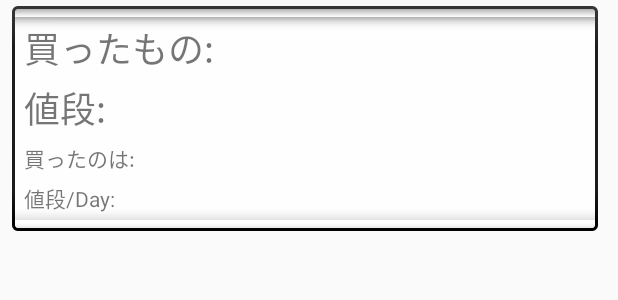
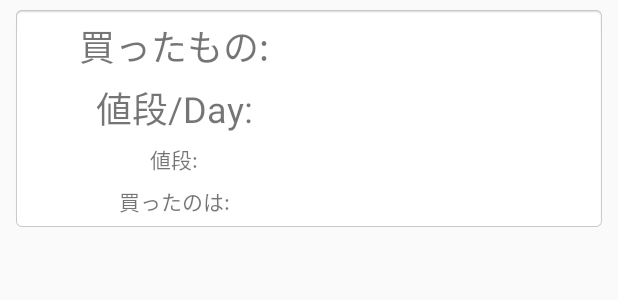
Before and after one commit to rayas316/value, an Android app: the layout layout_item_memo.xml on its own in the app's theme, with its tools: preview values and no code run, on a phone screen of 412 x 824 dp. Shown: the top 300 px of the screen. Run offline under Robolectric (Android 15) with nearby library versions, the phone set to English and light mode, and no system bars.

```diff
--- a/app/src/main/AndroidManifest.xml
+++ b/app/src/main/AndroidManifest.xml
@@ -6,7 +6,7 @@
         android:name=".MyApplication"
         android:allowBackup="true"
         android:icon="@drawable/iconxxhdpi"
-        android:label="valueapp"
+        android:label="Prive"
         android:roundIcon="@drawable/iconxxhdpi"
         android:supportsRtl="true"
         android:theme="@style/AppTheme">
--- /dev/null
+++ b/app/src/main/res/drawable/card.xml
@@ -0,0 +1,10 @@
+<?xml version="1.0" encoding="utf-8"?>
+<selector xmlns:android="http://schemas.android.com/apk/res/android"><![CDATA[
+    android:shape="rectangle">
+
+
+
+
+
+
+]]></selector>
--- a/app/src/main/res/layout/layout_item_memo.xml
+++ b/app/src/main/res/layout/layout_item_memo.xml
@@ -15,7 +15,7 @@
         android:layout_marginRight="8dp"
         android:layout_marginStart="8dp"
         android:layout_marginTop="4dp"
-        android:background="@android:drawable/spinner_background"
+        android:background="@android:drawable/editbox_background"
         android:orientation="vertical"
         app:layout_constraintEnd_toEndOf="parent"
         app:layout_constraintStart_toStartOf="parent"
@@ -27,12 +27,17 @@
             android:layout_weight="3"
             android:orientation="horizontal">
 
+            <Space
+                android:layout_width="10dp"
+                android:layout_height="wrap_content"
+                android:layout_weight="0" />
+
             <TextView
                 android:id="@+id/thingDisPlay"
                 android:layout_width="0dp"
                 android:layout_height="match_parent"
                 android:layout_weight="1"
-                android:gravity="left|center"
+                android:gravity="center"
                 android:text="買ったもの:"
                 android:textSize="24sp" />
 
@@ -41,8 +46,14 @@
                 android:layout_width="0dp"
                 android:layout_height="match_parent"
                 android:layout_weight="1"
+                android:background="@drawable/card"
                 android:gravity="left|center"
                 android:textSize="24sp" />
+
+            <Space
+                android:layout_width="10dp"
+                android:layout_height="wrap_content"
+                android:layout_weight="0" />
 
 
         </LinearLayout>
@@ -53,14 +64,58 @@
             android:layout_weight="3"
             android:orientation="horizontal">
 
+            <Space
+                android:layout_width="10dp"
+                android:layout_height="wrap_content"
+                android:layout_weight="0" />
+
+            <TextView
+                android:id="@+id/valueOfEverydayDisplay"
+                android:layout_width="0dp"
+                android:layout_height="match_parent"
+                android:layout_gravity="center"
+                android:layout_weight="1"
+                android:gravity="center"
+                android:text="値段/Day:"
+                android:textSize="24sp" />
+
+            <TextView
+                android:id="@+id/valueOfEverydayText"
+                android:layout_width="0dp"
+                android:layout_height="match_parent"
+                android:layout_gravity="center"
+                android:layout_weight="1"
+                android:gravity="left|center"
+                android:textSize="24sp" />
+
+            <Space
+                android:layout_width="10dp"
+                android:layout_height="wrap_content"
+                android:layout_weight="0" />
+
+
+        </LinearLayout>
+
+
+        <LinearLayout
+            android:layout_width="match_parent"
+            android:layout_height="0dp"
+            android:layout_weight="2"
+            android:orientation="horizontal">
+
+            <Space
+                android:layout_width="10dp"
+                android:layout_height="wrap_content"
+                android:layout_weight="0" />
+
             <TextView
                 android:id="@+id/valueDisPlay"
                 android:layout_width="0dp"
                 android:layout_height="match_parent"
                 android:layout_weight="1"
-                android:gravity="left|center"
+                android:gravity="center"
                 android:text="値段:"
-                android:textSize="24sp" />
+                android:textSize="14sp" />
 
 
             <TextView
@@ -68,31 +123,12 @@
                 android:layout_width="0dp"
                 android:layout_height="match_parent"
                 android:layout_weight="1"
-                android:gravity="left|center"
-                android:textSize="24sp" />
+                android:gravity="left|center" />
 
-        </LinearLayout>
-
-        <LinearLayout
-            android:layout_width="match_parent"
-            android:layout_height="0dp"
-            android:layout_weight="2"
-            android:orientation="horizontal">
-
-            <TextView
-                android:id="@+id/dateDisplay"
-                android:layout_width="0dp"
-                android:layout_height="match_parent"
-                android:layout_weight="1"
-                android:gravity="left|center"
-                android:text="買ったのは:" />
-
-            <TextView
-                android:id="@+id/dateView"
-                android:layout_width="0dp"
-                android:layout_height="match_parent"
-                android:layout_weight="1"
-                android:gravity="left|center" />
+            <Space
+                android:layout_width="10dp"
+                android:layout_height="wrap_content"
+                android:layout_weight="0" />
 
 
         </LinearLayout>
@@ -103,24 +139,34 @@
             android:layout_weight="2"
             android:orientation="horizontal">
 
+            <Space
+                android:layout_width="10dp"
+                android:layout_height="wrap_content"
+                android:layout_weight="0" />
+
             <TextView
-                android:id="@+id/valueOfEverydayDisplay"
+                android:id="@+id/dateDisplay"
                 android:layout_width="0dp"
                 android:layout_height="match_parent"
-                android:layout_gravity="center"
                 android:layout_weight="1"
-                android:gravity="left|center"
-                android:text="値段/Day:" />
+                android:gravity="center_vertical|center"
+                android:text="買ったのは:" />
 
             <TextView
-                android:id="@+id/valueOfEverydayText"
+                android:id="@+id/dateView"
                 android:layout_width="0dp"
                 android:layout_height="match_parent"
-                android:layout_gravity="center"
                 android:layout_weight="1"
                 android:gravity="left|center" />
 
+            <Space
+                android:layout_width="10dp"
+                android:layout_height="wrap_content"
+                android:layout_weight="0" />
+
+
         </LinearLayout>
+
 
 
     </LinearLayout>
```
